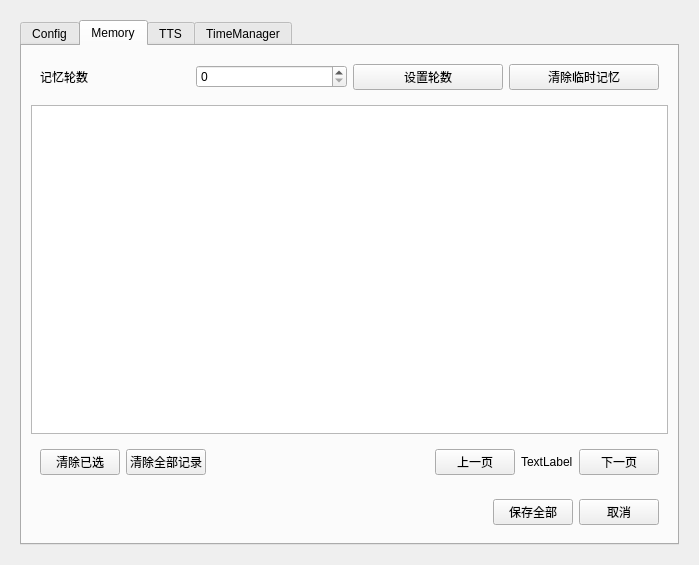
Before: the Qt Designer form settingswidget.ui in xxnmt/Windows_AI, drawn with Qt 5.
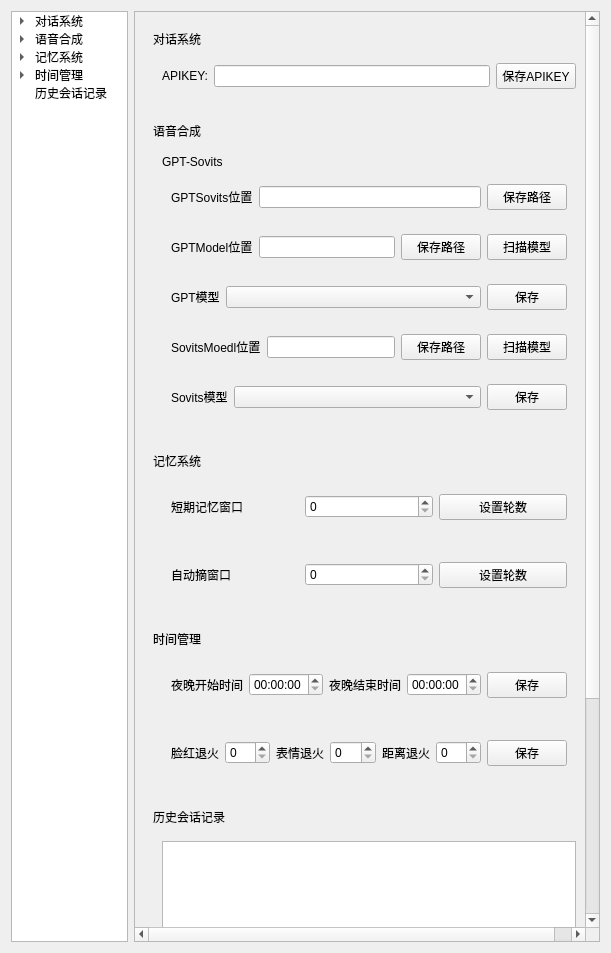
After: the same form once the commit is applied. The open tabs and pages were chosen to show the change.

Commit message:
feat(settings): 重构设置中心UI与功能 | Refactor settings UI and functions
1. 重新设计设置中心布局为目录+滚动内容的分栏样式
2. 实现目录项与滚动区域的双向同步导航
3. 优化滚轮事件过滤，避免控件内部滚动冲突
4. 重构按钮槽函数，合并冗余的保存/取消逻辑
5. 修正控件命名错误，统一变量与UI组件名称
6. 更新CMake配置，重新加入SettingsWidget编译
7. 修复表格视图、数值控件的绑定错误

Diff of the .ui file:
```diff
--- a/settingswidget.ui
+++ b/settingswidget.ui
@@ -6,33 +6,112 @@
    <rect>
     <x>0</x>
     <y>0</y>
-    <width>699</width>
-    <height>565</height>
+    <width>611</width>
+    <height>953</height>
    </rect>
   </property>
   <property name="windowTitle">
    <string>Form</string>
   </property>
-  <layout class="QHBoxLayout" name="horizontalLayout">
+  <layout class="QHBoxLayout" name="horizontalLayout" stretch="1,4">
    <item>
-    <widget class="QWidget" name="widget" native="true">
-     <layout class="QHBoxLayout" name="horizontalLayout_2">
+    <widget class="QTreeWidget" name="treeIndex">
+     <property name="headerHidden">
+      <bool>true</bool>
+     </property>
+     <column>
+      <property name="text">
+       <string>设置列表</string>
+      </property>
+     </column>
       <item>
-       <widget class="QTabWidget" name="tabWidget">
-        <property name="currentIndex">
-         <number>3</number>
-        </property>
-        <widget class="QWidget" name="tab">
-         <attribute name="title">
-          <string>Config</string>
-         </attribute>
+      <property name="text">
+       <string>对话系统</string>
+      </property>
+      <item>
+       <property name="text">
+        <string>大语言模型</string>
+       </property>
+      </item>
+     </item>
+     <item>
+      <property name="text">
+       <string>语音合成</string>
+      </property>
+      <item>
+       <property name="text">
+        <string>GPT-Sovits</string>
+       </property>
+      </item>
+     </item>
+     <item>
+      <property name="text">
+       <string>记忆系统</string>
+      </property>
+      <item>
+       <property name="text">
+        <string>短期记忆</string>
+       </property>
+      </item>
+      <item>
+       <property name="text">
+        <string>长期记忆</string>
+       </property>
+      </item>
+     </item>
+     <item>
+      <property name="text">
+       <string>时间管理</string>
+      </property>
+      <item>
+       <property name="text">
+        <string>昼夜切换</string>
+       </property>
+      </item>
+      <item>
+       <property name="text">
+        <string>自动退火</string>
+       </property>
+      </item>
+     </item>
+     <item>
+      <property name="text">
+       <string>历史会话记录</string>
+      </property>
+     </item>
+    </widget>
+   </item>
+   <item>
+    <widget class="QScrollArea" name="scrollArea">
+     <property name="widgetResizable">
+      <bool>true</bool>
+     </property>
+     <widget class="QWidget" name="contentWidget">
+      <property name="geometry">
+       <rect>
+        <x>0</x>
+        <y>0</y>
+        <width>464</width>
+        <height>950</height>
+       </rect>
+      </property>
          <layout class="QVBoxLayout" name="verticalLayout">
           <item>
-           <widget class="QWidget" name="widget_2" native="true">
-            <layout class="QHBoxLayout" name="horizontalLayout_3">
+        <widget class="QWidget" name="section1_chatSystem" native="true">
+         <layout class="QVBoxLayout" name="verticalLayout_2">
              <item>
               <widget class="QLabel" name="label">
                <property name="text">
+             <string>对话系统</string>
+            </property>
+           </widget>
+          </item>
+          <item>
+           <widget class="QWidget" name="section2_api" native="true">
+            <layout class="QHBoxLayout" name="horizontalLayout_2">
+             <item>
+              <widget class="QLabel" name="label_2">
+               <property name="text">
                 <string>APIKEY:</string>
                </property>
               </widget>
@@ -50,215 +129,35 @@
             </layout>
            </widget>
           </item>
-          <item>
-           <widget class="QWidget" name="widget_4" native="true">
-            <layout class="QHBoxLayout" name="horizontalLayout_4">
-             <item>
-              <widget class="QLabel" name="label_3">
-               <property name="text">
-                <string>APIKEY:</string>
-               </property>
-              </widget>
-             </item>
-             <item>
-              <widget class="QLineEdit" name="lineEdit_apiKey_2"/>
-             </item>
-             <item>
-              <widget class="QPushButton" name="btn_saveApiKey_2">
-               <property name="text">
-                <string>保存APIKEY</string>
-               </property>
-              </widget>
-             </item>
             </layout>
            </widget>
           </item>
           <item>
-           <spacer name="verticalSpacer">
-            <property name="orientation">
-             <enum>Qt::Orientation::Vertical</enum>
-            </property>
-            <property name="sizeHint" stdset="0">
-             <size>
-              <width>20</width>
-              <height>40</height>
-             </size>
-            </property>
-           </spacer>
-          </item>
-          <item>
-           <widget class="QWidget" name="widget_3" native="true">
-            <layout class="QHBoxLayout" name="horizontalLayout_5">
-             <item>
-              <spacer name="horizontalSpacer_3">
-               <property name="orientation">
-                <enum>Qt::Orientation::Horizontal</enum>
-               </property>
-               <property name="sizeHint" stdset="0">
-                <size>
-                 <width>40</width>
-                 <height>20</height>
-                </size>
-               </property>
-              </spacer>
-             </item>
-             <item>
-              <widget class="QPushButton" name="btn_configSaveAll">
-               <property name="text">
-                <string>保存全部</string>
-               </property>
-              </widget>
-             </item>
-             <item>
-              <widget class="QPushButton" name="btn_configQuit">
-               <property name="text">
-                <string>取消</string>
-               </property>
-              </widget>
-             </item>
-            </layout>
-           </widget>
-          </item>
-         </layout>
-        </widget>
-        <widget class="QWidget" name="tab_2">
-         <attribute name="title">
-          <string>Memory</string>
-         </attribute>
-         <layout class="QVBoxLayout" name="verticalLayout_2">
-          <item>
-           <widget class="QWidget" name="widget_5" native="true">
-            <layout class="QHBoxLayout" name="horizontalLayout_6">
-             <item>
-              <widget class="QLabel" name="label_2">
-               <property name="text">
-                <string>记忆轮数</string>
-               </property>
-              </widget>
-             </item>
-             <item>
-              <widget class="QSpinBox" name="spinBox_memoryLength"/>
-             </item>
-             <item>
-              <widget class="QPushButton" name="btn_saveMemoryLength">
-               <property name="text">
-                <string>设置轮数</string>
-               </property>
-              </widget>
-             </item>
-             <item>
-              <widget class="QPushButton" name="btn_claenTempMemory">
-               <property name="text">
-                <string>清除临时记忆</string>
-               </property>
-              </widget>
-             </item>
-            </layout>
-           </widget>
-          </item>
-          <item>
-           <widget class="QTableView" name="tableView"/>
-          </item>
-          <item>
-           <widget class="QWidget" name="widget_6" native="true">
-            <layout class="QHBoxLayout" name="horizontalLayout_7">
-             <item>
-              <widget class="QPushButton" name="btn_deleteSelectedMemory">
-               <property name="text">
-                <string>清除已选</string>
-               </property>
-              </widget>
-             </item>
-             <item>
-              <widget class="QPushButton" name="btn_claenAllMemory">
-               <property name="text">
-                <string>清除全部记录</string>
-               </property>
-              </widget>
-             </item>
-             <item>
-              <spacer name="horizontalSpacer">
-               <property name="orientation">
-                <enum>Qt::Orientation::Horizontal</enum>
-               </property>
-               <property name="sizeHint" stdset="0">
-                <size>
-                 <width>40</width>
-                 <height>20</height>
-                </size>
-               </property>
-              </spacer>
-             </item>
-             <item>
-              <widget class="QPushButton" name="btn_previousMemoryPage">
-               <property name="text">
-                <string>上一页</string>
-               </property>
-              </widget>
-             </item>
-             <item>
-              <widget class="QLabel" name="label_MemoryPage">
-               <property name="text">
-                <string>TextLabel</string>
-               </property>
-              </widget>
-             </item>
-             <item>
-              <widget class="QPushButton" name="btn_nextMemoryPage">
-               <property name="text">
-                <string>下一页</string>
-               </property>
-              </widget>
-             </item>
-            </layout>
-           </widget>
-          </item>
-          <item>
-           <widget class="QWidget" name="widget_7" native="true">
-            <layout class="QHBoxLayout" name="horizontalLayout_8">
-             <item>
-              <spacer name="horizontalSpacer_2">
-               <property name="orientation">
-                <enum>Qt::Orientation::Horizontal</enum>
-               </property>
-               <property name="sizeHint" stdset="0">
-                <size>
-                 <width>40</width>
-                 <height>20</height>
-                </size>
-               </property>
-              </spacer>
-             </item>
-             <item>
-              <widget class="QPushButton" name="btn_momorySaveAll">
-               <property name="text">
-                <string>保存全部</string>
-               </property>
-              </widget>
-             </item>
-             <item>
-              <widget class="QPushButton" name="btn_memoryQuit">
-               <property name="text">
-                <string>取消</string>
-               </property>
-              </widget>
-             </item>
-            </layout>
-           </widget>
-          </item>
-         </layout>
-        </widget>
-        <widget class="QWidget" name="tab_3">
-         <attribute name="title">
-          <string>TTS</string>
-         </attribute>
+        <widget class="QWidget" name="section1_TTSSystem" native="true">
          <layout class="QVBoxLayout" name="verticalLayout_3">
           <item>
-           <widget class="QWidget" name="widget_8" native="true">
-            <layout class="QHBoxLayout" name="horizontalLayout_9">
+           <widget class="QLabel" name="label_3">
+            <property name="text">
+             <string>语音合成</string>
+            </property>
+           </widget>
+          </item>
+          <item>
+           <widget class="QWidget" name="section2_GPT_Sovits" native="true">
+            <layout class="QVBoxLayout" name="verticalLayout_4">
              <item>
               <widget class="QLabel" name="label_4">
                <property name="text">
+                <string>GPT-Sovits</string>
+               </property>
+              </widget>
+             </item>
+             <item>
+              <widget class="QWidget" name="widget_5" native="true">
+               <layout class="QHBoxLayout" name="horizontalLayout_15">
+                <item>
+                 <widget class="QLabel" name="label_12">
+                  <property name="text">
                 <string>GPTSovits位置</string>
                </property>
               </widget>
@@ -277,8 +176,8 @@
            </widget>
           </item>
           <item>
-           <widget class="QWidget" name="widget_12" native="true">
-            <layout class="QHBoxLayout" name="horizontalLayout_13">
+              <widget class="QWidget" name="widget_18" native="true">
+               <layout class="QHBoxLayout" name="horizontalLayout_16">
              <item>
               <widget class="QLabel" name="label_7">
                <property name="text">
@@ -307,8 +206,8 @@
            </widget>
           </item>
           <item>
-           <widget class="QWidget" name="widget_9" native="true">
-            <layout class="QHBoxLayout" name="horizontalLayout_10" stretch="1,6,1">
+              <widget class="QWidget" name="widget_19" native="true">
+               <layout class="QHBoxLayout" name="horizontalLayout_17" stretch="1,6,1">
              <item>
               <widget class="QLabel" name="label_5">
                <property name="text">
@@ -330,8 +229,8 @@
            </widget>
           </item>
           <item>
-           <widget class="QWidget" name="widget_13" native="true">
-            <layout class="QHBoxLayout" name="horizontalLayout_14">
+              <widget class="QWidget" name="widget_20" native="true">
+               <layout class="QHBoxLayout" name="horizontalLayout_18">
              <item>
               <widget class="QLabel" name="label_8">
                <property name="text">
@@ -360,8 +259,8 @@
            </widget>
           </item>
           <item>
-           <widget class="QWidget" name="widget_10" native="true">
-            <layout class="QHBoxLayout" name="horizontalLayout_11" stretch="1,6,1">
+              <widget class="QWidget" name="widget_21" native="true">
+               <layout class="QHBoxLayout" name="horizontalLayout_19" stretch="1,6,1">
              <item>
               <widget class="QLabel" name="label_6">
                <property name="text">
@@ -382,49 +281,256 @@
             </layout>
            </widget>
           </item>
+            </layout>
+           </widget>
+          </item>
+         </layout>
+        </widget>
+       </item>
           <item>
-           <widget class="QWidget" name="widget_11" native="true">
-            <layout class="QHBoxLayout" name="horizontalLayout_12">
+        <widget class="QWidget" name="section1_memorySystem" native="true">
+         <layout class="QVBoxLayout" name="verticalLayout_7">
              <item>
-              <spacer name="horizontalSpacer_4">
-               <property name="orientation">
-                <enum>Qt::Orientation::Horizontal</enum>
-               </property>
-               <property name="sizeHint" stdset="0">
+           <widget class="QLabel" name="label_17">
+            <property name="text">
+             <string>记忆系统</string>
+            </property>
+           </widget>
+          </item>
+          <item>
+           <widget class="QWidget" name="section2_shortMemory" native="true">
+            <layout class="QVBoxLayout" name="verticalLayout_5">
+             <item>
+              <widget class="QWidget" name="widget_22" native="true">
+               <layout class="QHBoxLayout" name="horizontalLayout_20" stretch="0,0,0">
+                <item>
+                 <widget class="QLabel" name="label_18">
+                  <property name="text">
+                   <string>短期记忆窗口</string>
+                  </property>
+                 </widget>
+                </item>
+                <item>
+                 <widget class="QSpinBox" name="spinBox_shortMemoryLength"/>
+                </item>
+                <item>
+                 <widget class="QPushButton" name="btn_saveShortMemoryLength">
+                  <property name="text">
+                   <string>设置轮数</string>
+                  </property>
+                 </widget>
+                </item>
+               </layout>
+              </widget>
+             </item>
+            </layout>
+           </widget>
+          </item>
+          <item>
+           <widget class="QWidget" name="section2_longMemory" native="true">
+            <layout class="QVBoxLayout" name="verticalLayout_6">
+             <item>
+              <widget class="QWidget" name="widget_25" native="true">
+               <layout class="QHBoxLayout" name="horizontalLayout_21">
+                <item>
+                 <widget class="QLabel" name="label_20">
+                  <property name="text">
+                   <string>自动摘窗口</string>
+                  </property>
+                 </widget>
+                </item>
+                <item>
+                 <widget class="QSpinBox" name="spinBox_MemorySummaryLength"/>
+                </item>
+                <item>
+                 <widget class="QPushButton" name="btn_saveMemorySummaryLength">
+                  <property name="text">
+                   <string>设置轮数</string>
+                  </property>
+                 </widget>
+                </item>
+               </layout>
+              </widget>
+             </item>
+            </layout>
+           </widget>
+          </item>
+         </layout>
+        </widget>
+       </item>
+       <item>
+        <widget class="QWidget" name="section1_timeManagerSystem" native="true">
+         <layout class="QVBoxLayout" name="verticalLayout_8">
+          <item>
+           <widget class="QLabel" name="label_19">
+            <property name="text">
+             <string>时间管理</string>
+            </property>
+           </widget>
+          </item>
+          <item>
+           <widget class="QWidget" name="section2_nightChange" native="true">
+            <layout class="QVBoxLayout" name="verticalLayout_11">
+             <item>
+              <widget class="QWidget" name="widget_24" native="true">
+               <layout class="QHBoxLayout" name="horizontalLayout_22">
+                <item>
+                 <widget class="QLabel" name="label_21">
+                  <property name="text">
+                   <string>夜晚开始时间</string>
+                  </property>
+                 </widget>
+                </item>
+                <item>
+                 <widget class="QTimeEdit" name="timeEdit_nightStart"/>
+                </item>
+                <item>
+                 <widget class="QLabel" name="label_22">
+                  <property name="text">
+                   <string>夜晚结束时间</string>
+                  </property>
+                 </widget>
+                </item>
+                <item>
+                 <widget class="QTimeEdit" name="timeEdit_nightEnd"/>
+                </item>
+                <item>
+                 <widget class="QPushButton" name="btn_saveNightTime">
+                  <property name="text">
+                   <string>保存</string>
+                  </property>
+                 </widget>
+                </item>
+               </layout>
+              </widget>
+             </item>
+            </layout>
+           </widget>
+          </item>
+          <item>
+           <widget class="QWidget" name="section2_annealingTime" native="true">
+            <layout class="QVBoxLayout" name="verticalLayout_12">
+             <item>
+              <widget class="QWidget" name="widget_26" native="true">
+               <layout class="QHBoxLayout" name="horizontalLayout_23">
+                <item>
+                 <widget class="QLabel" name="label_23">
+                  <property name="text">
+                   <string>脸红退火</string>
+                  </property>
+                 </widget>
+                </item>
+                <item>
+                 <widget class="QSpinBox" name="spinBox_blushingLasting"/>
+                </item>
+                <item>
+                 <widget class="QLabel" name="label_24">
+                  <property name="text">
+                   <string>表情退火</string>
+                  </property>
+                 </widget>
+                </item>
+                <item>
+                 <widget class="QSpinBox" name="spinBox_emotionLasting"/>
+                </item>
+                <item>
+                 <widget class="QLabel" name="label_25">
+                  <property name="text">
+                   <string>距离退火</string>
+                  </property>
+                 </widget>
+                </item>
+                <item>
+                 <widget class="QSpinBox" name="spinBox_distanceLasting"/>
+                </item>
+                <item>
+                 <widget class="QPushButton" name="btn_saveAnnealingTime">
+                  <property name="text">
+                   <string>保存</string>
+                  </property>
+                 </widget>
+                </item>
+               </layout>
+              </widget>
+             </item>
+            </layout>
+           </widget>
+          </item>
+         </layout>
+        </widget>
+       </item>
+       <item>
+        <widget class="QWidget" name="section1_historyTurn" native="true">
+         <layout class="QVBoxLayout" name="verticalLayout_9">
+          <item>
+           <widget class="QLabel" name="label_26">
+            <property name="text">
+             <string>历史会话记录</string>
+            </property>
+           </widget>
+          </item>
+          <item>
+           <widget class="QWidget" name="widget_29" native="true">
+            <layout class="QVBoxLayout" name="verticalLayout_10">
+             <item>
+              <widget class="QTableView" name="tableView_historyTurn">
+               <property name="minimumSize">
                 <size>
-                 <width>40</width>
-                 <height>20</height>
+                 <width>0</width>
+                 <height>300</height>
                 </size>
                </property>
-              </spacer>
+              </widget>
              </item>
+            </layout>
+           </widget>
+          </item>
              <item>
-              <widget class="QPushButton" name="btn_TTSSaveAll">
+           <widget class="QWidget" name="widget_28" native="true">
+            <layout class="QHBoxLayout" name="horizontalLayout_24">
+             <item>
+              <widget class="QPushButton" name="btn_deleteSelectedMemory">
                <property name="text">
                 <string>保存全部</string>
                </property>
               </widget>
              </item>
              <item>
-              <widget class="QPushButton" name="btn_TTSQuit">
+              <widget class="QPushButton" name="btn_claenAllMemory">
                <property name="text">
                 <string>取消</string>
                </property>
               </widget>
              </item>
-            </layout>
-           </widget>
-          </item>
-         </layout>
-        </widget>
-        <widget class="QWidget" name="tab_4">
-         <attribute name="title">
-          <string>TimeManager</string>
-         </attribute>
-        </widget>
+             <item>
+              <widget class="QPushButton" name="btn_previousMemoryPage">
+               <property name="text">
+                <string>上一页</string>
+               </property>
+              </widget>
+             </item>
+             <item>
+              <widget class="QLabel" name="label_MemoryPage">
+               <property name="text">
+                <string>TextLabel</string>
+               </property>
+              </widget>
+             </item>
+             <item>
+              <widget class="QPushButton" name="btn_nextMemoryPage">
+               <property name="text">
+                <string>下一页</string>
+               </property>
+              </widget>
+             </item>
+            </layout>
        </widget>
       </item>
      </layout>
+        </widget>
+       </item>
+      </layout>
+     </widget>
     </widget>
    </item>
   </layout>
```
Left out of the diff: 12 changed lines with no effect on the pictures. Lines whose indentation alone changed are shown as unchanged. The commit also changes 6 other files.
